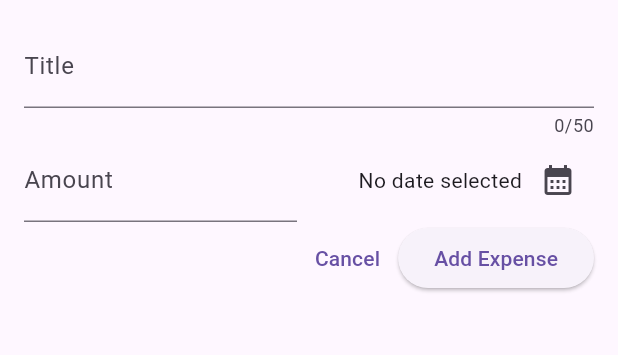
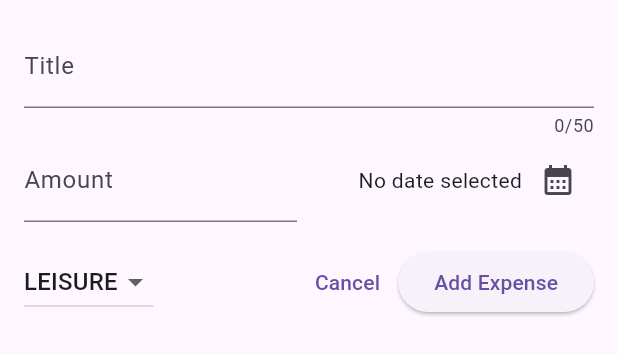
Before and after one commit to icespedesc/flutter-expreses-tracker-app, a Flutter app: the NewExpense widget shown alone on an empty page, opened directly, on a phone screen of 412 x 824 dp. Shown: the top 355 px of the screen. Run offline on Flutter 3.47's test engine with Material 3 defaults, Android fonts, the phone set to English and light mode, and no system bars.

Commit message:
Add category selection to new expense form and clean up widget test imports

```diff
--- a/lib/widgets/new_expense.dart
+++ b/lib/widgets/new_expense.dart
@@ -14,6 +14,7 @@ class _NewExpenseState extends State<NewExpense> {
   final _titleController = TextEditingController();
   final _amountController = TextEditingController();
   DateTime? _selectedDate;
+  Category _selectedCategory = Category.leisure;
 
   void _presentDatePicker() async {
     final now = DateTime.now();
@@ -67,7 +68,9 @@ class _NewExpenseState extends State<NewExpense> {
                     mainAxisAlignment: MainAxisAlignment.end,
                     crossAxisAlignment: CrossAxisAlignment.center,
                     children: [
-                      Text(_selectedDate == null ? 'No date selected' : formatter.format(_selectedDate!)),
+                      Text(_selectedDate == null
+                          ? 'No date selected'
+                          : formatter.format(_selectedDate!)),
                       IconButton(
                         onPressed: _presentDatePicker,
                         icon: Icon(
@@ -79,9 +82,27 @@ class _NewExpenseState extends State<NewExpense> {
                 )
               ],
             ),
+            const SizedBox(height: 16),
             Row(
               mainAxisAlignment: MainAxisAlignment.end,
               children: [
+                DropdownButton(
+                    value: _selectedCategory,
+                    items: Category.values
+                        .map(
+                          (category) => DropdownMenuItem(
+                            value: category,
+                            child: Text(category.name.toUpperCase()),
+                          ),
+                        )
+                        .toList(),
+                    onChanged: (value) {
+                      if (value == null) return;
+                      setState(() {
+                        _selectedCategory = value;
+                      });
+                    }),
+                const Spacer(),
                 TextButton(
                   onPressed: () => Navigator.pop(context),
                   child: const Text('Cancel'),
```
Also changed, not shown: 1 other file.
